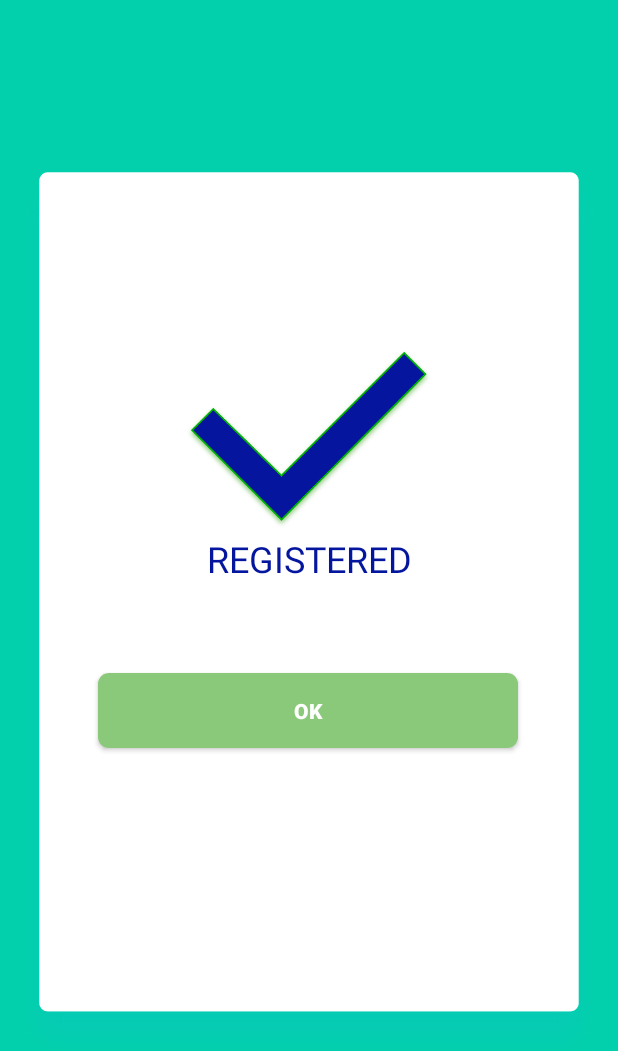
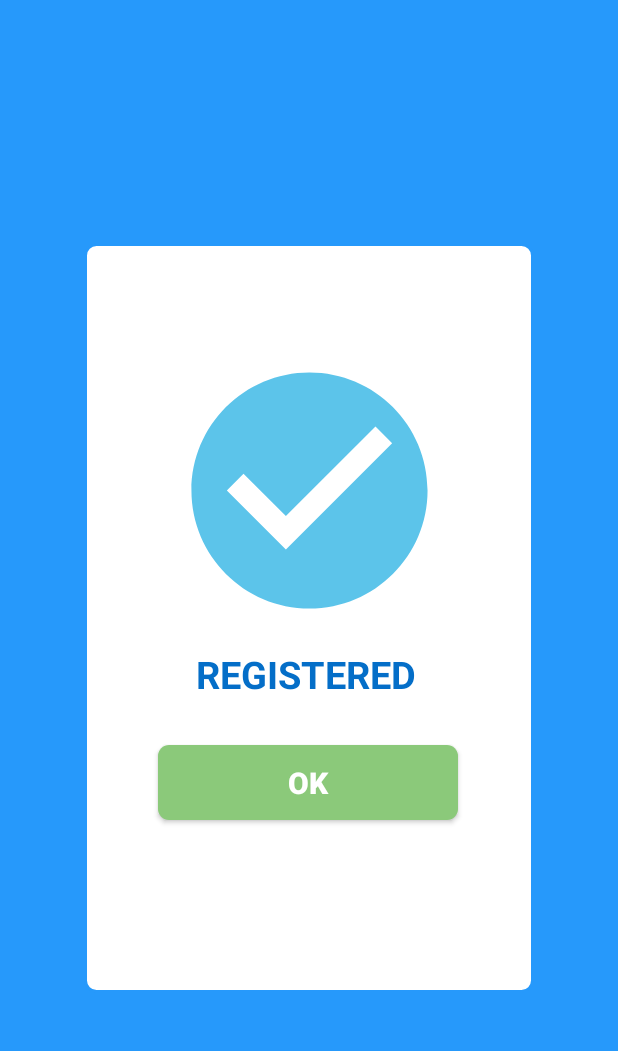
Before and after one commit to radgejoseph/speakup, an Android app: the RegisterComplete screen opened directly, with no data from a screen before it, on a phone screen of 412 x 824 dp. Shown: the top 1051 px of the screen. Run offline under Robolectric (Android 15) with nearby library versions, the phone set to English and light mode, and no system bars.

Commit message:
All layouts are working , minor resizing  only of items, tab layout is now clickable. added rating function

```diff
--- /dev/null
+++ b/app/src/main/res/drawable-anydpi/ic_complete.xml
@@ -0,0 +1,16 @@
+<vector xmlns:android="http://schemas.android.com/apk/res/android"
+    android:width="24dp"
+    android:height="24dp"
+    android:viewportWidth="24"
+    android:viewportHeight="24"
+    android:tint="#33B5E5"
+    android:alpha="0.8">
+  <group android:scaleX="1.1111112"
+      android:scaleY="1.1111112"
+      android:translateX="-1.3333334"
+      android:translateY="-1.3333334">
+    <path
+        android:fillColor="@android:color/white"
+        android:pathData="M12,2C6.48,2 2,6.48 2,12s4.48,10 10,10 10,-4.48 10,-10S17.52,2 12,2zM10,17l-5,-5 1.41,-1.41L10,14.17l7.59,-7.59L19,8l-9,9z"/>
+  </group>
+</vector>
--- a/app/src/main/res/layout/register_complete_page.xml
+++ b/app/src/main/res/layout/register_complete_page.xml
@@ -1,30 +1,63 @@
 <?xml version="1.0" encoding="utf-8"?>
-<androidx.constraintlayout.widget.ConstraintLayout xmlns:android="http://schemas.android.com/apk/res/android"
+<LinearLayout xmlns:android="http://schemas.android.com/apk/res/android"
     xmlns:app="http://schemas.android.com/apk/res-auto"
     xmlns:tools="http://schemas.android.com/tools"
     android:layout_width="match_parent"
     android:layout_height="match_parent"
-    android:background="#02d0ac"
+    android:background="@color/buttonBlue"
+    android:orientation="vertical"
+    android:gravity="center"
     tools:context=".RegisterComplete">
+
+    <androidx.constraintlayout.widget.ConstraintLayout
+        android:layout_width="300dp"
+        android:layout_height="500dp"
+        android:background="@drawable/text_box_layout"
+        app:layout_constraintBottom_toBottomOf="parent"
+        app:layout_constraintEnd_toEndOf="parent"
+        app:layout_constraintStart_toStartOf="parent"
+        app:layout_constraintTop_toTopOf="parent">
+<!--    <ImageView-->
+<!--        android:id="@+id/imageView"-->
+<!--        android:layout_width="wrap_content"-->
+<!--        android:layout_height="wrap_content"-->
+<!--        app:layout_constraintBottom_toBottomOf="parent"-->
+<!--        app:layout_constraintEnd_toEndOf="parent"-->
+<!--        app:layout_constraintStart_toStartOf="parent"-->
+<!--        app:layout_constraintTop_toTopOf="parent"-->
+<!--        app:srcCompat="@drawable/pop_over"-->
+<!--        android:contentDescription="@string/todo" />-->
+
+<!--        <androidx.constraintlayout.widget.ConstraintLayout-->
+<!--            android:layout_width="300dp"-->
+<!--            android:layout_height="500dp"-->
+<!--            android:background="@drawable/text_box_layout"-->
+<!--            app:layout_constraintBottom_toBottomOf="parent"-->
+<!--            app:layout_constraintEnd_toEndOf="parent"-->
+<!--            app:layout_constraintStart_toStartOf="parent"-->
+<!--            app:layout_constraintTop_toTopOf="parent">-->
+
+<!--            -->
+<!--        </androidx.constraintlayout.widget.ConstraintLayout>-->
 
         <ImageView
             android:id="@+id/imageView"
-        android:layout_width="wrap_content"
-        android:layout_height="wrap_content"
-        app:layout_constraintBottom_toBottomOf="parent"
+            android:layout_width="170dp"
+            android:layout_height="170dp"
+            android:layout_marginTop="80dp"
             app:layout_constraintEnd_toEndOf="parent"
             app:layout_constraintStart_toStartOf="parent"
             app:layout_constraintTop_toTopOf="parent"
-        app:srcCompat="@drawable/pop_over"
-        android:contentDescription="@string/todo" />
+            app:srcCompat="@drawable/ic_complete" />
 
         <Button
         android:id="@+id/ok_button"
-        android:layout_width="280dp"
+        android:layout_width="200dp"
         android:layout_height="50dp"
-        android:layout_marginTop="60dp"
+        android:layout_marginTop="30dp"
         android:background="@drawable/custom_button_green"
         android:text="@string/ok"
+        android:textSize="20sp"
         android:textStyle="bold"
         android:textColor="#FFFFFF"
         app:layout_constraintEnd_toEndOf="parent"
@@ -36,12 +69,15 @@
             android:id="@+id/register_text"
             android:layout_width="wrap_content"
             android:layout_height="wrap_content"
-        android:layout_marginTop="356dp"
             android:text="@string/registered"
-        android:textSize="24sp"
-        android:textColor="#04169e"
-        app:layout_constraintEnd_toEndOf="@+id/imageView"
-        app:layout_constraintStart_toStartOf="@+id/imageView"
-        app:layout_constraintTop_toTopOf="parent" />
+            android:textColor="@color/bluetext"
+            android:textSize="25sp"
+            android:textStyle="bold"
+            android:layout_marginTop="20dp"
+            app:layout_constraintEnd_toEndOf="parent"
+            app:layout_constraintHorizontal_bias="0.487"
+            app:layout_constraintStart_toStartOf="parent"
+            app:layout_constraintTop_toBottomOf="@+id/imageView" />
 
     </androidx.constraintlayout.widget.ConstraintLayout>
+</LinearLayout>
```
Also changed, not shown: app/src/main/java/com/speakup/dfs/MainActivity.java (+24 -24 lines), app/src/main/java/com/speakup/dfs/RegisterActivity.java (+25 -25 lines), app/src/main/res/layout/register_page.xml (+7 -6 lines), app/src/main/res/drawable-hdpi/ic_complete.png (added), app/src/main/res/drawable-mdpi/ic_complete.png (added), app/src/main/res/drawable-xhdpi/ic_complete.png (added), app/src/main/res/drawable-xxhdpi/ic_complete.png (added). Lines whose indentation alone changed are shown as unchanged.
